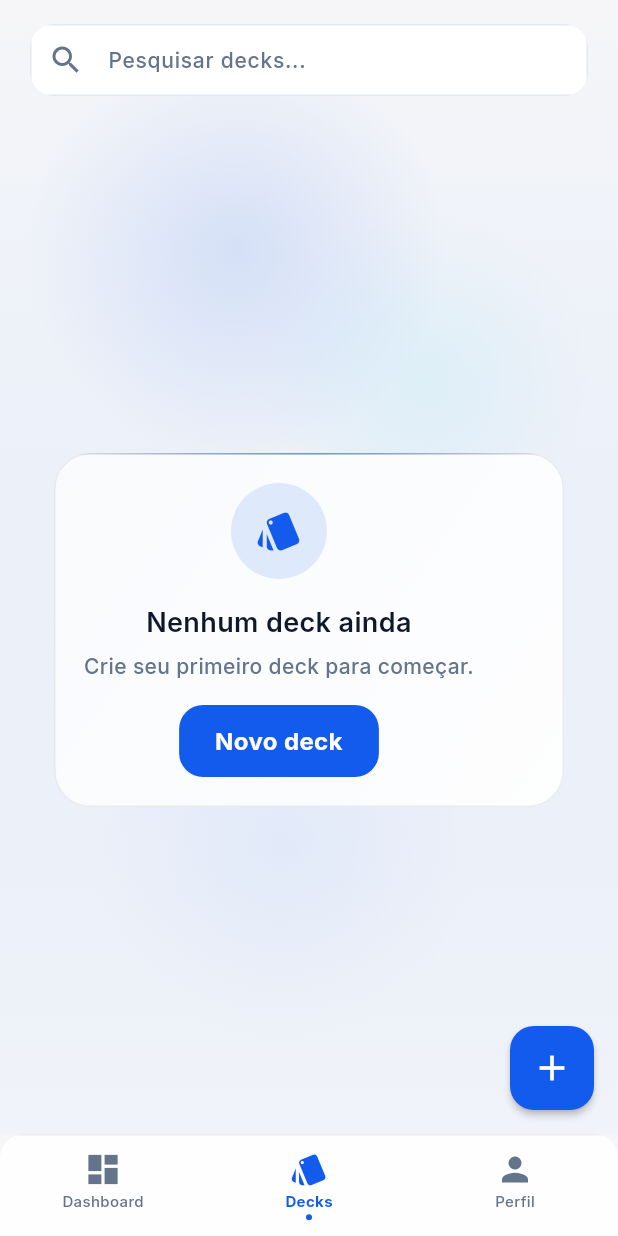
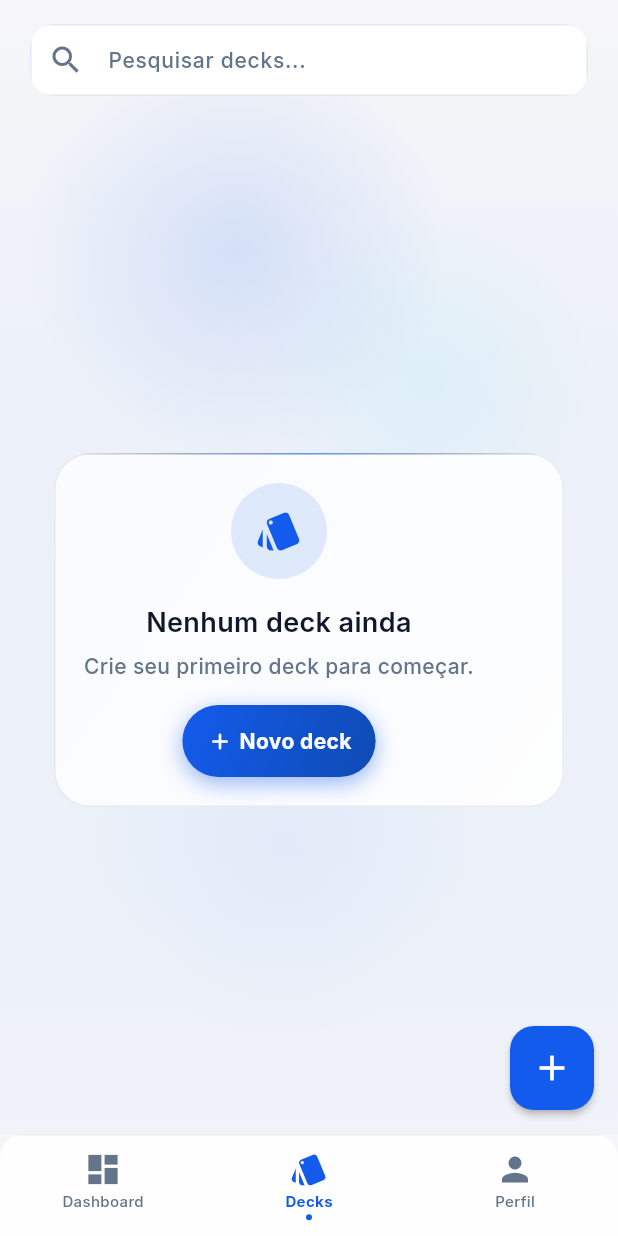
Before and after one commit to matheusz-nied/Memora, a Flutter app: the HomeScreen screen opened by its route, item 2 of the bottom bar chosen, on a phone screen of 412 x 824 dp. Run offline on Flutter 3.47's test engine with Material 3 defaults, Android fonts, the phone set to English and light mode, and no system bars; our stand-ins replace connectivity_plus, drift, drift_flutter, file_picker, flutter_markdown, flutter_riverpod and 4 more; missing offline and left inert: fsrs, pdfx; accounts and stored records are empty; generated files the repository leaves out were written again.

Commit message:
fix(decks): melhorar estados vazios no dashboard e na biblioteca
Alinha o card hero sem decks, remove seções redundantes e adiciona botão compacto na aba de biblioteca.

Co-authored-by: Cursor <cursoragent@cursor.com>

```diff
--- a/lib/core/widgets/empty_state.dart
+++ b/lib/core/widgets/empty_state.dart
@@ -5,6 +5,7 @@ import '../theme/app_dimensions.dart';
 import '../theme/app_typography.dart';
 import 'app_button.dart';
 import 'glass_panel.dart';
+import 'pressable_scale.dart';
 
 class EmptyState extends StatelessWidget {
   const EmptyState({
@@ -12,12 +13,16 @@ class EmptyState extends StatelessWidget {
     required this.title,
     required this.message,
     this.actionLabel,
+    this.actionIcon,
+    this.compactAction = false,
     this.onAction,
   });
 
   final String title;
   final String message;
   final String? actionLabel;
+  final IconData? actionIcon;
+  final bool compactAction;
   final VoidCallback? onAction;
 
   @override
@@ -64,7 +69,17 @@ class EmptyState extends StatelessWidget {
           ),
           if (actionLabel != null && onAction != null) ...[
             const SizedBox(height: AppDimensions.lg),
-            AppButton(label: actionLabel!, onPressed: onAction),
+            compactAction
+                ? _CompactActionButton(
+                    label: actionLabel!,
+                    icon: actionIcon ?? Icons.add_rounded,
+                    onPressed: onAction,
+                  )
+                : AppButton(
+                    label: actionLabel!,
+                    icon: actionIcon,
+                    onPressed: onAction,
+                  ),
           ],
         ],
       ),
@@ -93,3 +108,71 @@ class EmptyState extends StatelessWidget {
     );
   }
 }
+
+class _CompactActionButton extends StatelessWidget {
+  const _CompactActionButton({
+    required this.label,
+    required this.icon,
+    required this.onPressed,
+  });
+
+  final String label;
+  final IconData icon;
+  final VoidCallback? onPressed;
+
+  @override
+  Widget build(BuildContext context) {
+    final enabled = onPressed != null;
+
+    return PressableScale(
+      onTap: onPressed,
+      child: AnimatedContainer(
+        duration: AppDimensions.animNormal,
+        constraints: const BoxConstraints(
+          minHeight: AppDimensions.minTouchTarget,
+        ),
+        padding: const EdgeInsets.symmetric(
+          horizontal: AppDimensions.lg,
+          vertical: AppDimensions.sm,
+        ),
+        decoration: BoxDecoration(
+          borderRadius: BorderRadius.circular(AppDimensions.radiusFull),
+          gradient: LinearGradient(
+            begin: Alignment.topLeft,
+            end: Alignment.bottomRight,
+            colors: enabled
+                ? [AppColors.primary, AppColors.primaryHover]
+                : [
+                    AppColors.primary.withValues(alpha: 0.4),
+                    AppColors.primaryHover.withValues(alpha: 0.4),
+                  ],
+          ),
+          boxShadow: enabled
+              ? [
+                  BoxShadow(
+                    color: AppColors.primaryStrongShadow.withValues(alpha: 0.45),
+                    blurRadius: 12,
+                    offset: const Offset(0, 4),
+                  ),
+                ]
+              : null,
+        ),
+        child: Row(
+          mainAxisSize: MainAxisSize.min,
+          mainAxisAlignment: MainAxisAlignment.center,
+          children: [
+            Icon(icon, size: 18, color: AppColors.surface),
+            const SizedBox(width: AppDimensions.xs),
+            Text(
+              label,
+              style: AppTypography.bodyMedium.copyWith(
+                color: AppColors.surface,
+                fontWeight: FontWeight.bold,
+              ),
+            ),
+          ],
+        ),
+      ),
+    );
+  }
+}
--- a/lib/features/decks/widgets/home/decks_library_tab.dart
+++ b/lib/features/decks/widgets/home/decks_library_tab.dart
@@ -122,6 +122,8 @@ class _DecksLibraryTabState extends ConsumerState<DecksLibraryTab> {
                             title: DeckText.emptyTitle,
                             message: DeckText.emptyMessage,
                             actionLabel: DeckText.newDeck,
+                            actionIcon: Icons.add_rounded,
+                            compactAction: true,
                             onAction: widget.onCreateDeck,
                           ),
                   ),
```
Also changed, not shown: lib/features/decks/widgets/home/dashboard_tab.dart (+24 -32 lines), lib/features/decks/widgets/home/empty_focus_card.dart (+38 -6 lines).
